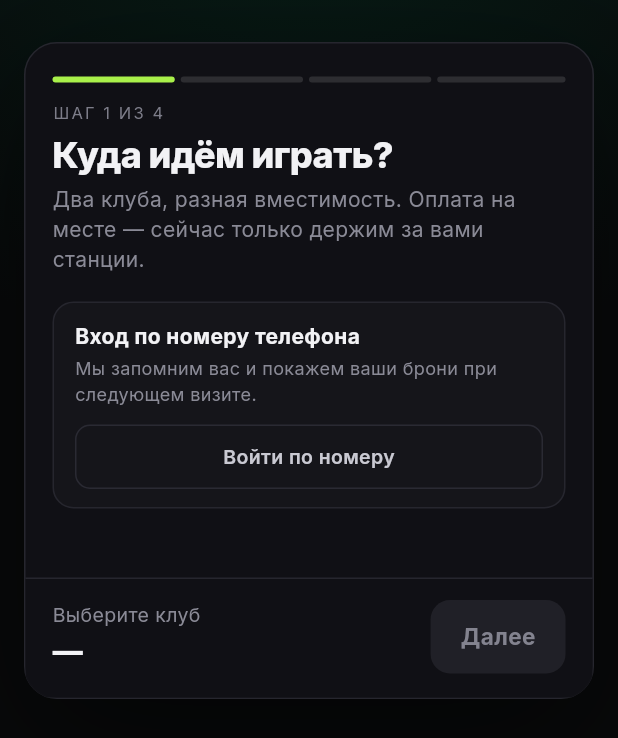
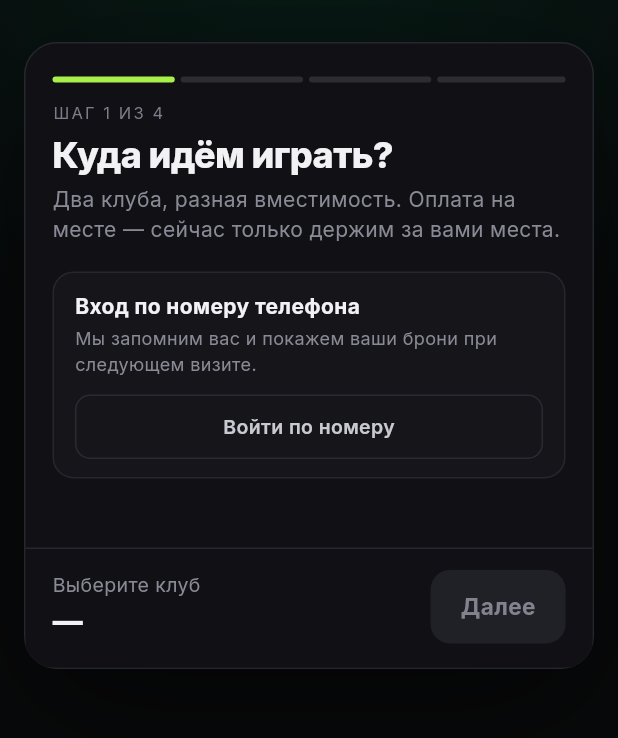
Before and after one commit to dimasuhanov7-ops/vr_booking_web, a Flutter app: the screen it shows after launch, on a phone screen of 412 x 824 dp. Shown: the top 738 px of the screen. Run offline on Flutter 3.47's test engine with Material 3 defaults, Android fonts, the phone set to English and light mode, and no system bars; our stand-ins replace bloc, equatable, flutter_bloc, supabase_flutter; missing offline and left inert: dart:js_interop; accounts and stored records are empty.

Commit message:
fix(ui): «места» и «устройства» вместо «станций»
Клиентам и персоналу слово «станция» ничего не говорит. В виджете —
«места»: «Отметьте места на плане», «3 места · 12:10–13:10», «Места по
часам», «Одно место заняли, пока вы оформляли». В админке — «устройства»,
где речь о составе пакета или брони («Нужно хотя бы одно устройство»), а в
ценах прямо «за 1 час, один шлем». «Промокод действует от N мест» теперь со
склонением.

Во внутренних именах кода (StationEntity и т. п.) слово осталось — его
пользователь не видит.

Co-Authored-By: Claude Opus 5 <noreply@anthropic.com>

```diff
--- a/lib/features/admin/domain/state/admin_bloc.dart
+++ b/lib/features/admin/domain/state/admin_bloc.dart
@@ -346,7 +346,7 @@ class AdminBloc extends Bloc<AdminEvent, AdminState> {
         if (h.id == p.hallId) hall = h;
       }
     }
-    if (p.headsets + p.consoles < 1) return 'Нужна хотя бы одна станция.';
+    if (p.headsets + p.consoles < 1) return 'Нужно хотя бы одно устройство.';
     if (!AdminState.durations.contains(p.minutes)) {
       return 'Длительность — целыми часами, от 1 до 5.';
     }
@@ -422,7 +422,7 @@ class AdminBloc extends Bloc<AdminEvent, AdminState> {
         (PackageEntity p) => p.name.trim().toLowerCase() == name.toLowerCase())) {
       error = 'Пакет «$name» уже есть — выберите другое название.';
     } else if (d.headsets + d.consoles < 1) {
-      error = 'Укажите хотя бы одну станцию — шлем или PS5.';
+      error = 'Укажите хотя бы одно устройство — шлем или PS5.';
     } else if (d.headsets > hall.headsets) {
       error = 'В «${hall.name}» только ${_plural(hall.headsets, 'шлем', 'шлема', 'шлемов')}.';
     } else if (d.consoles > hall.consoles) {
--- a/lib/features/admin/presentation/components/booking_detail_drawer.dart
+++ b/lib/features/admin/presentation/components/booking_detail_drawer.dart
@@ -179,7 +179,7 @@ class BookingDetailDrawer extends StatelessWidget {
           const SizedBox(height: 14),
           const Text(
             'Время и состав брони не меняются: отмените её и создайте новую '
-            'запись — станции подберутся заново.',
+            'запись — устройства подберутся заново.',
             style: TextStyle(fontSize: 12, height: 1.4, color: AdminColors.textMuted),
           ),
           const SizedBox(height: 18),
--- a/lib/features/admin/presentation/components/packages_tab.dart
+++ b/lib/features/admin/presentation/components/packages_tab.dart
@@ -157,7 +157,7 @@ class _PackCard extends StatelessWidget {
                 style: const TextStyle(fontSize: 16, fontWeight: FontWeight.w700)),
             const SizedBox(height: 2),
             Text(
-              '${hall.name} · ${composition.isEmpty ? 'без станций' : composition} · ${pack.minutes ~/ 60} ч'
+              '${hall.name} · ${composition.isEmpty ? 'без устройств' : composition} · ${pack.minutes ~/ 60} ч'
               '${pack.isEnabled ? '' : ' · выключен'}',
               style: const TextStyle(fontSize: 12, color: AdminColors.textFaint),
             ),
--- a/lib/features/admin/presentation/components/prices_tab.dart
+++ b/lib/features/admin/presentation/components/prices_tab.dart
@@ -76,7 +76,7 @@ class _ClubPriceCard extends StatelessWidget {
   Widget build(BuildContext context) {
     final bool hasPs5 = halls.any((AdminHallEntity h) => h.consoles > 0);
     final List<_PriceRow> rows = <_PriceRow>[
-      _PriceRow('VR-шлем', 'за 1 час, одна станция', PriceField.vrWeekday,
+      _PriceRow('VR-шлем', 'за 1 час, один шлем', PriceField.vrWeekday,
           PriceField.vrWeekend),
       if (hasPs5)
         _PriceRow('PS5', 'за 1 час, одна приставка', PriceField.ps5Weekday,
@@ -276,7 +276,7 @@ class _VrTiers extends StatelessWidget {
                   children: <Widget>[
                     Text('VR-шлем от ${t.from} шт.',
                         style: const TextStyle(fontSize: 14, fontWeight: FontWeight.w600)),
-                    const Text('за 1 час, одна станция',
+                    const Text('за 1 час, один шлем',
                         style: TextStyle(fontSize: 12, color: AdminColors.textFaint)),
                   ],
                 ),
@@ -450,7 +450,7 @@ class _DurationPreview extends StatelessWidget {
           const AdminCardTitle(
             'Расчёт длительности',
             subtitle:
-                'Цена указана за 1 час на одну станцию. Так виджет посчитает остальные сеансы:',
+                'Цена указана за 1 час на одно устройство. Так виджет посчитает остальные сеансы:',
           ),
           const SizedBox(height: 16),
           Wrap(
--- a/lib/features/booking/domain/entity/booking_failure.dart
+++ b/lib/features/booking/domain/entity/booking_failure.dart
@@ -28,7 +28,8 @@ class DiscountNotFoundFailure extends BookingFailure {
 class DiscountMinStationsFailure extends BookingFailure {
   /// Создаёт ошибку с требуемым числом станций.
   const DiscountMinStationsFailure(this.requiredStations)
-      : super('Промокод действует от $requiredStations станций.');
+      : super('Промокод действует от $requiredStations '
+            '${requiredStations == 1 ? 'места' : 'мест'}.');
 
   /// Минимально необходимое число станций.
   final int requiredStations;
--- a/lib/features/booking/presentation/components/booking_progress.dart
+++ b/lib/features/booking/presentation/components/booking_progress.dart
@@ -32,9 +32,9 @@ class BookingProgress extends StatelessWidget {
   ];
 
   static const List<String> _hints = <String>[
-    'Два клуба, разная вместимость. Оплата на месте — сейчас только держим за вами станции.',
-    'Сначала выберите время: под каждым слотом видно, сколько станций в этом зале свободно.',
-    'Отметьте станции для своей компании — одна станция на человека.',
+    'Два клуба, разная вместимость. Оплата на месте — сейчас только держим за вами места.',
+    'Сначала выберите время: под каждым слотом видно, сколько мест в этом зале свободно.',
+    'Отметьте места для своей компании — одно место на человека.',
     'Оставьте контакты, мы перезвоним только если что-то изменится.',
   ];
 
--- a/lib/features/booking/presentation/components/empty_day_state.dart
+++ b/lib/features/booking/presentation/components/empty_day_state.dart
@@ -56,7 +56,7 @@ class EmptyDayState extends StatelessWidget {
               style: const TextStyle(fontSize: 17, fontWeight: FontWeight.w700)),
           const SizedBox(height: 6),
           const Text(
-            'В этом зале не осталось ни одной свободной станции. Ближайшие варианты:',
+            'В этом зале не осталось ни одного свободного места. Ближайшие варианты:',
             textAlign: TextAlign.center,
             style: TextStyle(fontSize: 13, height: 1.5, color: BookingColors.textMuted),
           ),
--- a/lib/features/booking/presentation/components/session_hours.dart
+++ b/lib/features/booking/presentation/components/session_hours.dart
@@ -55,10 +55,10 @@ class _SessionHoursState extends State<SessionHours> {
     return Column(
       crossAxisAlignment: CrossAxisAlignment.start,
       children: <Widget>[
-        const SectionLabel('Станции по часам'),
+        const SectionLabel('Места по часам'),
         const SizedBox(height: 6),
         Text(
-          'Для каждого часа выберите свой состав — можно освободить часть станций.',
+          'Для каждого часа выберите свой состав — можно освободить часть мест.',
           style: const TextStyle(fontSize: 13, color: BookingColors.textMuted),
         ),
         const SizedBox(height: 12),
--- a/lib/features/booking/presentation/screens/booking_view.dart
+++ b/lib/features/booking/presentation/screens/booking_view.dart
@@ -204,9 +204,9 @@ class BookingView extends StatelessWidget {
   static String _barLine(BookingState s) {
     if (s.club == null) return 'Выберите клуб';
     if (s.slot == null) return '${s.club!.name} · ${s.hall?.name ?? ''}';
-    if (s.pickedIds.isEmpty) return 'Отметьте станции на плане';
+    if (s.pickedIds.isEmpty) return 'Отметьте места на плане';
     final int n = s.pickedIds.length;
-    return '$n ${BookingFormat.plural(n, 'станция', 'станции', 'станций')} · '
+    return '$n ${BookingFormat.plural(n, 'место', 'места', 'мест')} · '
         '${BookingFormat.range(s.club!, s.slot!.startsAt, s.slot!.endsAt)}';
   }
 
@@ -717,7 +717,7 @@ class _FormBody extends StatelessWidget {
         title: const Text('Отменить бронь?', style: TextStyle(fontSize: 16)),
         content: Text(
           '${b.title}\n${b.meta}\n\n'
-          'Станции освободятся, и время смогут занять другие.',
+          'Места освободятся, и время смогут занять другие.',
           style: const TextStyle(fontSize: 13, height: 1.45),
         ),
         actions: <Widget>[
@@ -766,19 +766,19 @@ class _FormBody extends StatelessWidget {
         ? 'Взять ${alt.label}'
         : kept == 0
             ? 'Выбрать другое время'
-            : 'Продолжить без неё';
+            : 'Продолжить без него';
     final String text = alt != null
         ? (kept == 0
-            ? 'Свободна ${alt.label} в этом же зале.'
-            : 'Остальные $kept ${BookingFormat.plural(kept, 'станцию', 'станции', 'станций')} держим за вами — свободна ${alt.label} в этом же зале.')
+            ? 'Свободно место ${alt.label} в этом же зале.'
+            : 'Остальные $kept ${BookingFormat.plural(kept, 'место', 'места', 'мест')} держим за вами — свободно место ${alt.label} в этом же зале.')
         : (kept == 0
-            ? 'Свободных станций в этом зале на это время больше нет.'
-            : 'Остальные $kept ${BookingFormat.plural(kept, 'станцию', 'станции', 'станций')} держим за вами, свободных в этом зале больше нет.');
+            ? 'Свободных мест в этом зале на это время больше нет.'
+            : 'Остальные $kept ${BookingFormat.plural(kept, 'место', 'места', 'мест')} держим за вами, свободных в этом зале больше нет.');
 
     return Padding(
       padding: const EdgeInsets.only(bottom: 2),
       child: ConflictBanner(
-        title: 'Одну станцию забрали, пока вы оформляли',
+        title: 'Одно место заняли, пока вы оформляли',
         text: text,
         keepLabel: keepLabel,
         onKeep: () => bloc.add(const BookingConflictResolved()),
```
